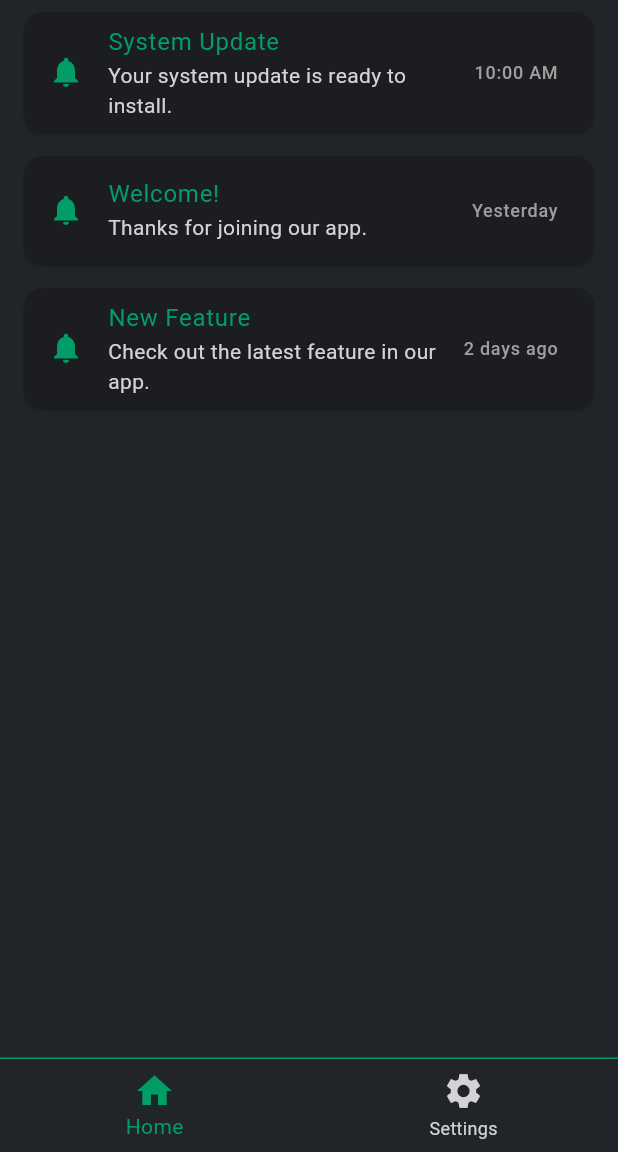
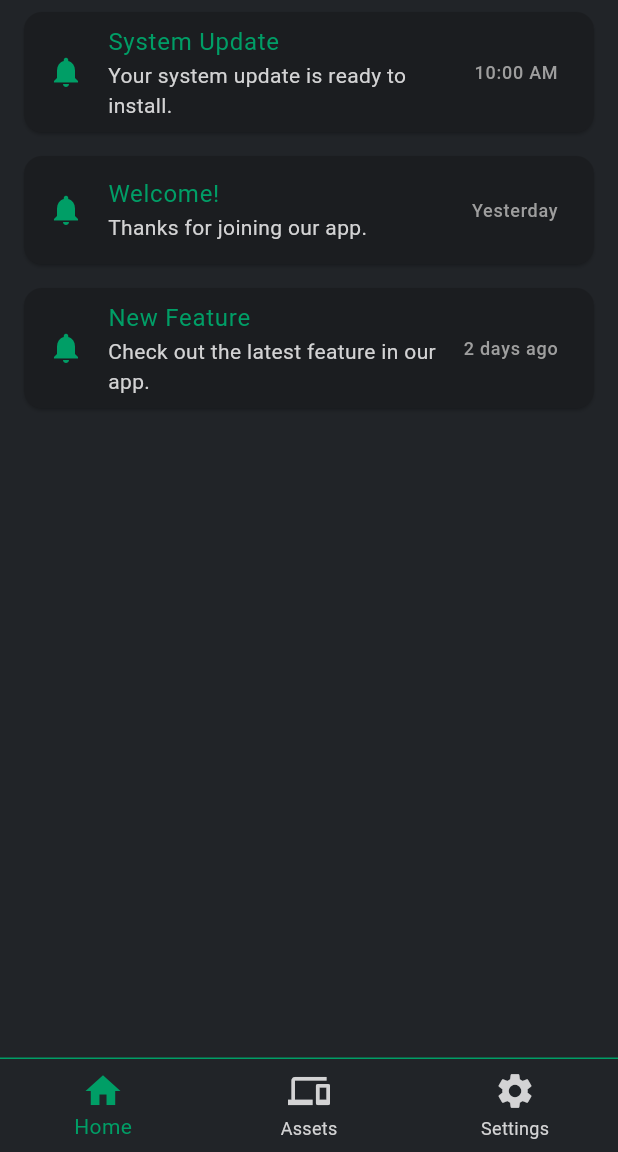
Before and after one commit to XenZi/vulernability-event-finder-app, a Flutter app: the NotificationListPage screen opened by its route, on a phone screen of 412 x 824 dp, the part 84-1236 px from its top. Run offline on Flutter 3.47's test engine with Material 3 defaults, Android fonts, the phone set to English and light mode, and no system bars; our stand-ins replace flutter_riverpod, flutter_secure_storage, go_router; accounts and stored records are empty; network calls fail.

Commit message:
Additional flutter data

```diff
--- a/client/lib/core/router/app_router.dart
+++ b/client/lib/core/router/app_router.dart
@@ -1,3 +1,4 @@
+import 'package:client/features/assets/pages/assets_page.dart';
 import 'package:client/features/assets/pages/home_page.dart';
 import 'package:client/features/auth/pages/login_page.dart';
 import 'package:client/features/auth/pages/register_page.dart';
@@ -16,7 +17,7 @@ final GoRouter appRouter = GoRouter(
       builder: (context, state) => RegisterPage(),
     ),
     GoRoute(
-      path: '/home',
+      path: '/',
       builder: (context, state) => HomePage(),
     ),
     GoRoute(
@@ -26,7 +27,11 @@ final GoRouter appRouter = GoRouter(
     GoRoute(
       path: '/event/:id',
       builder: (context, state) => EventPage(),
+    ),
+    GoRoute(
+      path: '/assets',
+      builder: (context, state) => AssetListPage(),
     )
   ],
-  initialLocation: '/login', // Default route when the app starts
+  initialLocation: '/', // Default route when the app starts
 );
--- a/client/lib/main.dart
+++ b/client/lib/main.dart
@@ -14,6 +14,7 @@
     return MaterialApp.router(
       title: 'Flutter App',
       routerConfig: appRouter,
+      debugShowCheckedModeBanner: false,
     );
   }
 }
--- a/client/lib/shared/components/navigation_component.dart
+++ b/client/lib/shared/components/navigation_component.dart
@@ -5,14 +5,28 @@ import 'package:go_router/go_router.dart';
 class NavigationComponent extends StatelessWidget {
   const NavigationComponent({super.key});
 
+  static const List<_NavItem> _navItems = [
+    _NavItem(icon: Icons.home, label: 'Home', route: '/'),
+    _NavItem(icon: Icons.devices, label: 'Assets', route: '/assets'),
+    _NavItem(icon: Icons.settings, label: 'Settings', route: '/settings'),
+  ];
+
   @override
   Widget build(BuildContext context) {
+    // Use GoRouter to get the current route
+    final String currentPath = GoRouter.of(context)
+        .routeInformationProvider
+        .value
+        .uri
+        .path; // Simplified to get current location
+    final int currentIndex =
+        _navItems.indexWhere((item) => item.route == currentPath);
     return Container(
       decoration: BoxDecoration(
         border: Border(
           top: BorderSide(
-            color: AppTheme.titleColor, // Replace with your desired color
-            width: 1.0, // 1px border
+            color: AppTheme.titleColor,
+            width: 1.0,
           ),
         ),
       ),
@@ -20,30 +34,33 @@ class NavigationComponent extends StatelessWidget {
         backgroundColor: AppTheme.backgroundColor,
         selectedItemColor: AppTheme.titleColor,
         unselectedItemColor: AppTheme.textColor,
-        elevation: 0, // Elevation can be set to 0 for a flat design
+        elevation: 0,
         iconSize: 28.0,
         type: BottomNavigationBarType.fixed,
-        items: const [
-          BottomNavigationBarItem(
-            icon: Icon(Icons.home),
-            label: 'Home',
-          ),
-          BottomNavigationBarItem(
-            icon: Icon(Icons.settings),
-            label: 'Settings',
-          ),
-        ],
+        currentIndex: currentIndex == -1 ? 0 : currentIndex,
+        items: _navItems
+            .map((navItem) => BottomNavigationBarItem(
+                  icon: Icon(navItem.icon),
+                  label: navItem.label,
+                ))
+            .toList(),
         onTap: (index) {
-          switch (index) {
-            case 0:
-              context.go('/home');
-              break;
-            case 1:
-              context.go('/settings');
-              break;
+          if (_navItems[index].route != currentPath) {
+            context.go(_navItems[index]
+                .route); // Navigate only if the route is different
           }
         },
       ),
     );
   }
 }
+
+// Navigation item definition
+class _NavItem {
+  final IconData icon;
+  final String label;
+  final String route;
+
+  const _NavItem(
+      {required this.icon, required this.label, required this.route});
+}
```
Also changed, not shown: client/lib/features/assets/pages/assets_page.dart (added, +46 -0 lines), client/lib/features/assets/pages/home_page.dart (+54 -6 lines), client/lib/features/assets/widgets/asset_cart.dart (added, +93 -0 lines), client/lib/shared/components/bottom_input_modal.dart (added, +101 -0 lines), client/lib/shared/components/circle_icon.dart (added, +34 -0 lines), client/lib/shared/models/assets.dart (added, +15 -0 lines), client/lib/shared/utils/validators.dart (+23 -0 lines).
